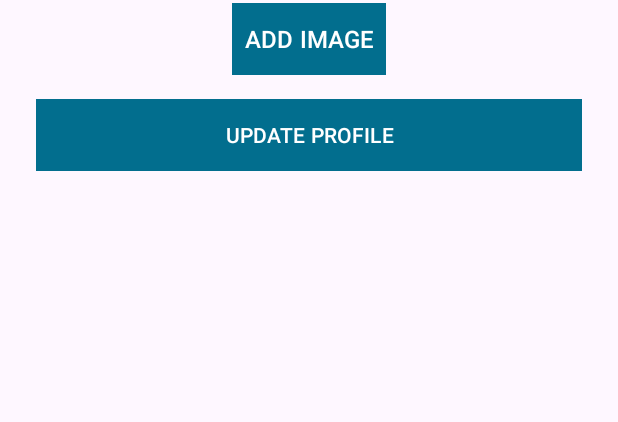
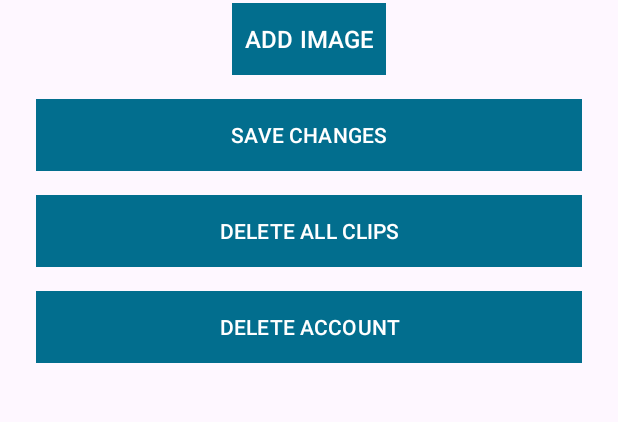
Before and after one commit to neal-boylan/musician_app_00, an Android app: the layout activity_user.xml on its own in the app's theme, with its tools: preview values and no code run, on a phone screen of 412 x 824 dp, the part 552-974 px from its top. Run offline under Robolectric (Android 15) with nearby library versions, the phone set to English and light mode, and no system bars.

Commit message:
User can now delete all of their clips

```diff
--- a/app/src/main/AndroidManifest.xml
+++ b/app/src/main/AndroidManifest.xml
@@ -28,7 +28,6 @@
             android:theme="@style/Theme.App.Splashscreen">
             <intent-filter>
                 <action android:name="android.intent.action.MAIN" />
-
                 <category android:name="android.intent.category.LAUNCHER" />
             </intent-filter>
         </activity>
--- a/app/src/main/java/org/wit/musician_00/models/ClipJSONStore.kt
+++ b/app/src/main/java/org/wit/musician_00/models/ClipJSONStore.kt
@@ -65,6 +65,11 @@ class ClipJSONStore(private val context: Context) : ClipStore {
         serialize()
     }
 
+    override fun deleteAll(clipList: List<ClipModel>) {
+        clips.removeAll(clipList)
+        serialize()
+    }
+
 
     private fun serialize() {
         val jsonString = gsonBuilder.toJson(clips, listType)
--- a/app/src/main/java/org/wit/musician_00/models/ClipMemStore.kt
+++ b/app/src/main/java/org/wit/musician_00/models/ClipMemStore.kt
@@ -45,6 +45,10 @@ class ClipMemStore : ClipStore {
         clips.remove(clip)
     }
 
+    override fun deleteAll(clipList: List<ClipModel>) {
+        clips.removeAll(clipList.toSet())
+    }
+
     private fun logAll() {
         clips.forEach{ i("$it") }
     }
--- a/app/src/main/java/org/wit/musician_00/models/ClipStore.kt
+++ b/app/src/main/java/org/wit/musician_00/models/ClipStore.kt
@@ -5,4 +5,5 @@ interface ClipStore {
     fun create(clip: ClipModel)
     fun update(clip: ClipModel)
     fun delete(clip: ClipModel)
+    fun deleteAll(clipList: List<ClipModel>)
 }
--- a/app/src/main/java/org/wit/musician_00/models/UserJSONStore.kt
+++ b/app/src/main/java/org/wit/musician_00/models/UserJSONStore.kt
@@ -24,7 +24,7 @@ class UserJSONStore(private val context: Context) : UserStore {
     var users = mutableListOf<UserModel>()
 
     init {
-        if (exists(context, JSON_FILE)) {
+        if (exists(context, USER_JSON_FILE)) {
             deserialize()
         }
     }
--- a/app/src/main/res/layout/activity_user.xml
+++ b/app/src/main/res/layout/activity_user.xml
@@ -117,12 +117,41 @@
             android:background="@color/colorAccent"
             android:padding="8dp"
             android:stateListAnimator="@null"
-
             android:textColor="@color/colorPrimary"
             app:layout_constraintEnd_toEndOf="parent"
             app:layout_constraintStart_toStartOf="parent"
             app:layout_constraintTop_toBottomOf="@+id/chooseUserImage"/>
 
+        <Button
+            android:id="@+id/userClipsDelete"
+            android:text="@string/button_delete_clips"
+            android:textAllCaps="true"
+            android:layout_width="match_parent"
+            android:layout_height="wrap_content"
+            android:layout_margin="16dp"
+            android:background="@color/colorAccent"
+            android:padding="8dp"
+            android:stateListAnimator="@null"
+            android:textColor="@color/colorPrimary"
+            app:layout_constraintEnd_toEndOf="parent"
+            app:layout_constraintStart_toStartOf="parent"
+            app:layout_constraintTop_toBottomOf="@+id/userBtnAdd"/>
+
+        <Button
+            android:id="@+id/userBtnDelete"
+            android:text="@string/button_delete_account"
+            android:textAllCaps="true"
+            android:layout_width="match_parent"
+            android:layout_height="wrap_content"
+            android:layout_margin="16dp"
+            android:background="@color/colorAccent"
+            android:padding="8dp"
+            android:stateListAnimator="@null"
+            android:textColor="@color/colorPrimary"
+            app:layout_constraintEnd_toEndOf="parent"
+            app:layout_constraintStart_toStartOf="parent"
+            app:layout_constraintTop_toBottomOf="@+id/userClipsDelete"/>
+
 
     </androidx.constraintlayout.widget.ConstraintLayout>
 
--- a/app/src/main/res/values/strings.xml
+++ b/app/src/main/res/values/strings.xml
@@ -19,6 +19,8 @@
     <string name="title_activity_map">MapActivity</string>
     <string name="hint_username">Username</string>
     <string name="hint_password">Password</string>
-    <string name="button_update_profile">Update Profile</string>
+    <string name="button_update_profile">Save Changes</string>
+    <string name="button_delete_clips">Delete All Clips</string>
+    <string name="button_delete_account">Delete Account</string>
 
 </resources>
--- a/gradle/libs.versions.toml
+++ b/gradle/libs.versions.toml
@@ -1,5 +1,5 @@
 [versions]
-agp = "8.7.0"
+agp = "8.6.0"
 kotlin = "1.9.24"
 coreKtx = "1.13.1"
 junit = "4.13.2"
```
Also changed, not shown: app/src/main/java/org/wit/musician_00/activities/ClipActivity.kt (+5 -2 lines), app/src/main/java/org/wit/musician_00/activities/LoginActivity.kt (+25 -14 lines), app/src/main/java/org/wit/musician_00/activities/UserActivity.kt (+36 -0 lines).
